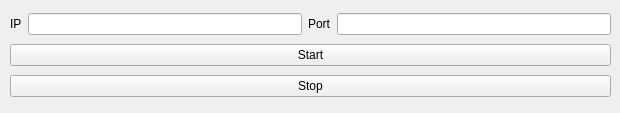
First picture: the form in Server/ServerUI.ui, repository zeus83157/MPSystem, before the edit.
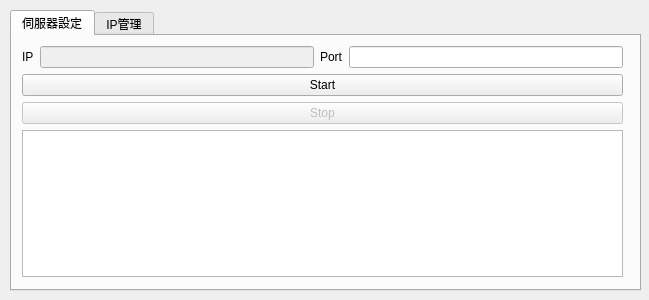
Second picture: the form after the edit.

Commit message: 修改ServerUI介面，新增狀態欄

The edit to the form file:
```diff
--- a/Server/ServerUI.ui
+++ b/Server/ServerUI.ui
@@ -6,20 +6,36 @@
    <rect>
     <x>0</x>
     <y>0</y>
-    <width>620</width>
-    <height>113</height>
+    <width>649</width>
+    <height>300</height>
    </rect>
   </property>
   <property name="windowTitle">
    <string>MPSystem-Server</string>
   </property>
+  <widget class="QTabWidget" name="tabWidget">
+   <property name="geometry">
+    <rect>
+     <x>10</x>
+     <y>10</y>
+     <width>631</width>
+     <height>281</height>
+    </rect>
+   </property>
+   <property name="currentIndex">
+    <number>0</number>
+   </property>
+   <widget class="QWidget" name="tab">
+    <attribute name="title">
+     <string>伺服器設定</string>
+    </attribute>
   <widget class="QWidget" name="verticalLayoutWidget">
    <property name="geometry">
     <rect>
      <x>10</x>
      <y>10</y>
      <width>601</width>
-     <height>91</height>
+       <height>231</height>
     </rect>
    </property>
    <layout class="QVBoxLayout" name="verticalLayout">
@@ -36,7 +52,11 @@
        </widget>
       </item>
       <item>
-       <widget class="QLineEdit" name="IPlineEdit"/>
+         <widget class="QLineEdit" name="IPlineEdit">
+          <property name="enabled">
+           <bool>false</bool>
+          </property>
+         </widget>
       </item>
       <item>
        <widget class="QLabel" name="label_3">
@@ -62,12 +82,36 @@
     </item>
     <item>
      <widget class="QPushButton" name="StopButton">
+        <property name="enabled">
+         <bool>false</bool>
+        </property>
       <property name="text">
        <string>Stop</string>
       </property>
      </widget>
     </item>
-   </layout>
+      <item>
+       <widget class="QTextEdit" name="SStextEdit">
+        <property name="enabled">
+         <bool>true</bool>
+        </property>
+        <property name="readOnly">
+         <bool>true</bool>
+        </property>
+       </widget>
+      </item>
+     </layout>
+    </widget>
+    <zorder>verticalLayoutWidget</zorder>
+    <zorder>verticalLayoutWidget</zorder>
+    <zorder>verticalLayoutWidget</zorder>
+    <zorder>verticalLayoutWidget</zorder>
+   </widget>
+   <widget class="QWidget" name="tab_2">
+    <attribute name="title">
+     <string>IP管理</string>
+    </attribute>
+   </widget>
   </widget>
  </widget>
  <resources/>
```
Lines whose indentation alone changed are shown as unchanged. The commit also changes 2 other files.
